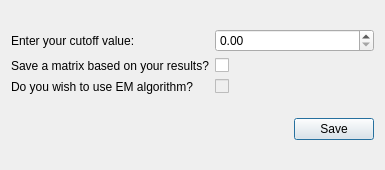
TaronSilver/genom, file src/sequenceFromMatrix.ui: the form before one commit.
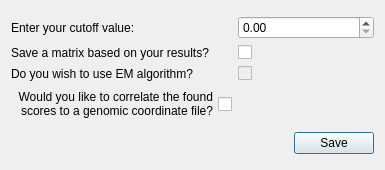
The form after the commit.

What changed in the file:
```diff
--- a/src/sequenceFromMatrix.ui
+++ b/src/sequenceFromMatrix.ui
@@ -13,36 +13,9 @@
   <property name="windowTitle">
    <string>Dialog</string>
   </property>
-  <layout class="QGridLayout" name="gridLayout_4">
-   <item row="1" column="1">
-    <widget class="QPushButton" name="buttonSave">
-     <property name="text">
-      <string>Save</string>
-     </property>
-    </widget>
-   </item>
-   <item row="1" column="0">
-    <spacer name="horizontalSpacer_7">
-     <property name="orientation">
-      <enum>Qt::Horizontal</enum>
-     </property>
-     <property name="sizeHint" stdset="0">
-      <size>
-       <width>40</width>
-       <height>20</height>
-      </size>
-     </property>
-    </spacer>
-   </item>
+  <layout class="QGridLayout" name="gridLayout">
    <item row="0" column="0" colspan="2">
     <layout class="QGridLayout" name="gridLayout_2">
-     <item row="0" column="1">
-      <widget class="QDoubleSpinBox" name="spinCutoff">
-       <property name="singleStep">
-        <double>0.100000000000000</double>
-       </property>
-      </widget>
-     </item>
      <item row="0" column="0">
       <widget class="QLabel" name="label">
        <property name="text">
@@ -90,8 +63,46 @@
        </property>
       </widget>
      </item>
+     <item row="0" column="1">
+      <widget class="QDoubleSpinBox" name="spinCutoff">
+       <property name="singleStep">
+        <double>0.100000000000000</double>
+       </property>
+      </widget>
+     </item>
+     <item row="3" column="0">
+      <widget class="QCheckBox" name="checkCorrelate">
+       <property name="layoutDirection">
+        <enum>Qt::RightToLeft</enum>
+       </property>
+       <property name="text">
+        <string>Would you like to correlate the found 
+ scores to a genomic coordinate file?</string>
+       </property>
+      </widget>
+     </item>
     </layout>
    </item>
+   <item row="1" column="0">
+    <spacer name="horizontalSpacer_7">
+     <property name="orientation">
+      <enum>Qt::Horizontal</enum>
+     </property>
+     <property name="sizeHint" stdset="0">
+      <size>
+       <width>40</width>
+       <height>20</height>
+      </size>
+     </property>
+    </spacer>
+   </item>
+   <item row="1" column="1">
+    <widget class="QPushButton" name="buttonSave">
+     <property name="text">
+      <string>Save</string>
+     </property>
+    </widget>
+   </item>
   </layout>
  </widget>
  <resources/>
```
